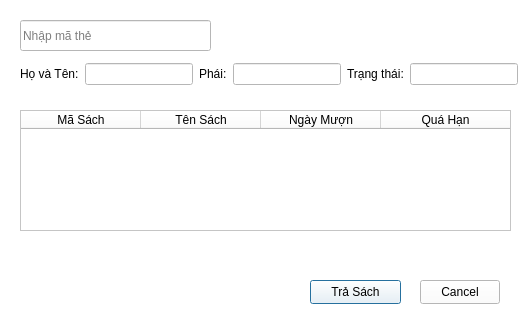
The window that librarymanage/trasach.ui (DTTaze/Qt-Library-Management) describes before a commit, drawn with Qt 5.
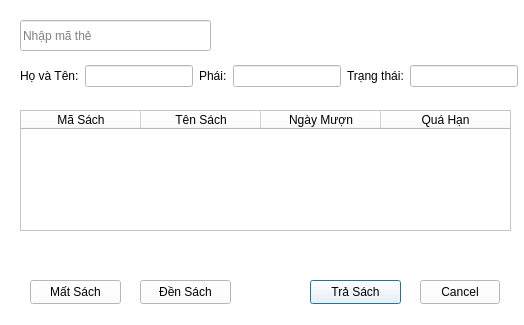
The same window after the commit.

```diff
--- a/librarymanage/trasach.ui
+++ b/librarymanage/trasach.ui
@@ -119,7 +119,7 @@
       <x>120</x>
       <y>70</y>
       <width>498</width>
-      <height>28</height>
+      <height>32</height>
      </rect>
     </property>
     <layout class="QHBoxLayout" name="horizontalLayout_4">
@@ -322,6 +322,32 @@
      </layout>
     </widget>
    </widget>
+   <widget class="QPushButton" name="pushButton_matsach">
+    <property name="geometry">
+     <rect>
+      <x>130</x>
+      <y>290</y>
+      <width>91</width>
+      <height>24</height>
+     </rect>
+    </property>
+    <property name="text">
+     <string>Mất Sách</string>
+    </property>
+   </widget>
+   <widget class="QPushButton" name="pushButton_densach">
+    <property name="geometry">
+     <rect>
+      <x>240</x>
+      <y>290</y>
+      <width>91</width>
+      <height>24</height>
+     </rect>
+    </property>
+    <property name="text">
+     <string>Đền Sách</string>
+    </property>
+   </widget>
   </widget>
  </widget>
  <resources/>
```
Left out of the diff: 2 changed lines with no effect on the pictures.
